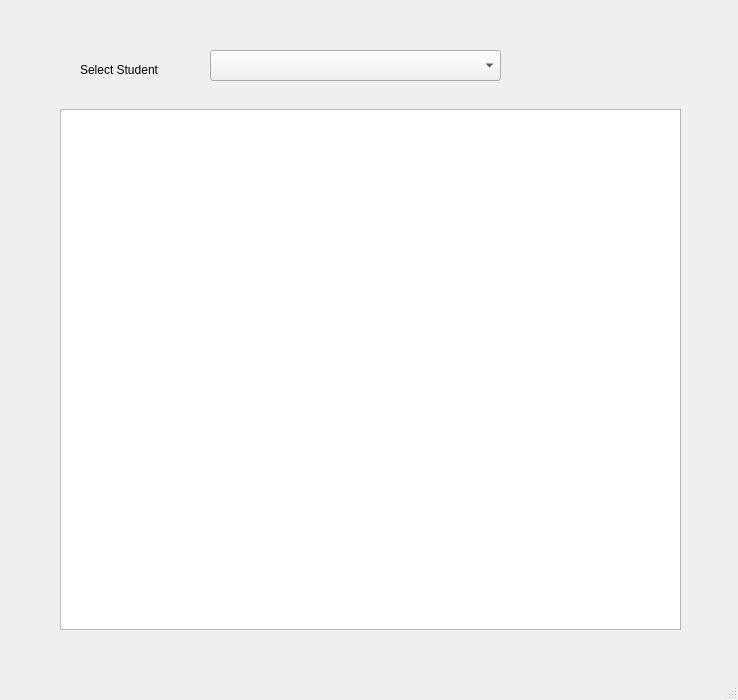
The window that Report/Report.ui (vaishaligawarkar777-pixel/Password_Login_Project) describes before a commit, drawn with Qt 5.
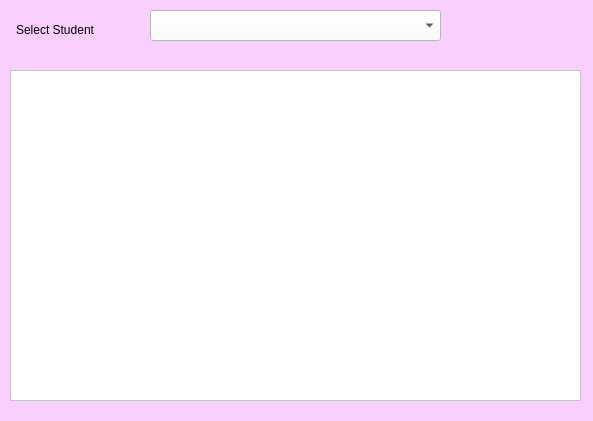
The same window after the commit.

```diff
--- a/Report/Report.ui
+++ b/Report/Report.ui
@@ -6,20 +6,23 @@
    <rect>
     <x>0</x>
     <y>0</y>
-    <width>738</width>
-    <height>700</height>
+    <width>593</width>
+    <height>421</height>
    </rect>
   </property>
   <property name="windowTitle">
    <string>MainWindow</string>
   </property>
+  <property name="styleSheet">
+   <string notr="true">background-color: rgb(248, 207, 255);</string>
+  </property>
   <widget class="QWidget" name="centralwidget">
    <widget class="QLabel" name="label">
     <property name="geometry">
      <rect>
-      <x>80</x>
-      <y>59</y>
-      <width>107</width>
+      <x>16</x>
+      <y>19</y>
+      <width>111</width>
       <height>21</height>
      </rect>
     </property>
@@ -33,35 +36,30 @@
    <widget class="QTableWidget" name="tableWidget">
     <property name="geometry">
      <rect>
-      <x>60</x>
-      <y>109</y>
-      <width>621</width>
-      <height>521</height>
+      <x>10</x>
+      <y>70</y>
+      <width>571</width>
+      <height>331</height>
      </rect>
     </property>
+    <property name="styleSheet">
+     <string notr="true">background-color: rgb(255, 255, 255);</string>
+    </property>
    </widget>
    <widget class="QComboBox" name="cmbstudent">
     <property name="geometry">
      <rect>
-      <x>210</x>
-      <y>50</y>
+      <x>150</x>
+      <y>10</y>
       <width>291</width>
       <height>31</height>
      </rect>
     </property>
+    <property name="styleSheet">
+     <string notr="true">background-color: rgb(255, 255, 255);</string>
+    </property>
    </widget>
   </widget>
-  <widget class="QMenuBar" name="menubar">
-   <property name="geometry">
-    <rect>
-     <x>0</x>
-     <y>0</y>
-     <width>738</width>
-     <height>26</height>
-    </rect>
-   </property>
-  </widget>
-  <widget class="QStatusBar" name="statusbar"/>
  </widget>
  <resources/>
  <connections/>
```
